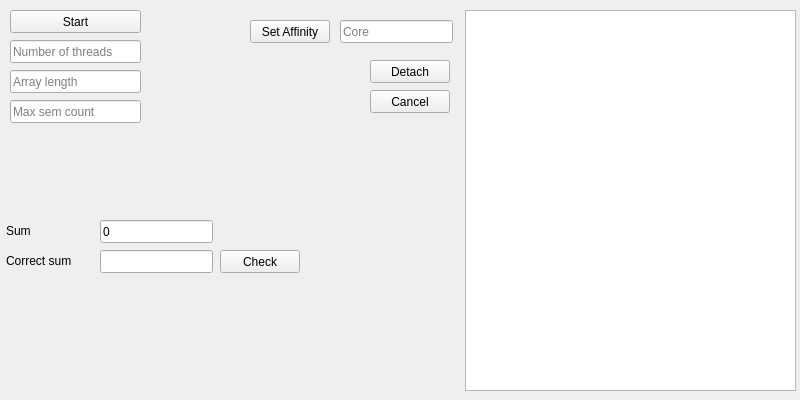
This is OS/lab6/lab6/mainwindow.ui in geekylthyosaur/lpnu as Qt 5 draws it before an edit. The edited form follows.
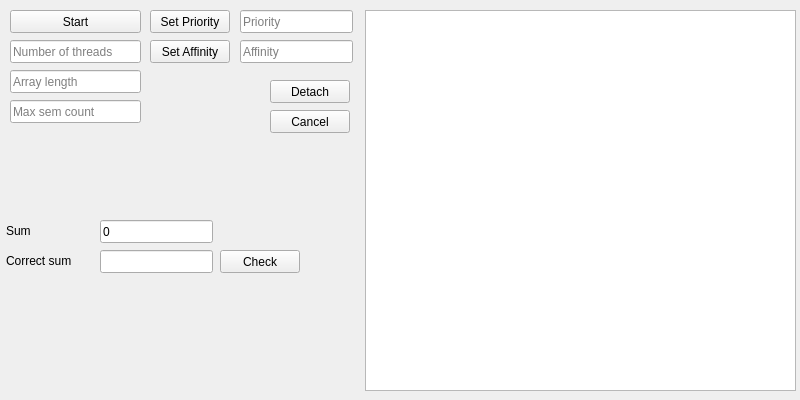
This is the edited form.

```diff
--- a/OS/lab6/lab6/mainwindow.ui
+++ b/OS/lab6/lab6/mainwindow.ui
@@ -155,9 +155,9 @@
    <widget class="QTableWidget" name="tableWidget">
     <property name="geometry">
      <rect>
-      <x>465</x>
+      <x>365</x>
       <y>10</y>
-      <width>331</width>
+      <width>431</width>
       <height>381</height>
      </rect>
     </property>
@@ -177,34 +177,34 @@
    <widget class="QLineEdit" name="leCore">
     <property name="geometry">
      <rect>
-      <x>340</x>
-      <y>20</y>
+      <x>240</x>
+      <y>10</y>
       <width>113</width>
       <height>23</height>
      </rect>
     </property>
     <property name="placeholderText">
-     <string>Core</string>
+     <string>Priority</string>
     </property>
    </widget>
-   <widget class="QPushButton" name="bSetAffinity">
+   <widget class="QPushButton" name="bSetPriority">
     <property name="geometry">
      <rect>
-      <x>250</x>
-      <y>20</y>
+      <x>150</x>
+      <y>10</y>
       <width>80</width>
       <height>23</height>
      </rect>
     </property>
     <property name="text">
-     <string>Set Affinity</string>
+     <string>Set Priority</string>
     </property>
    </widget>
    <widget class="QPushButton" name="bDetach">
     <property name="geometry">
      <rect>
-      <x>370</x>
-      <y>60</y>
+      <x>270</x>
+      <y>80</y>
       <width>80</width>
       <height>23</height>
      </rect>
@@ -216,8 +216,8 @@
    <widget class="QPushButton" name="bCancel">
     <property name="geometry">
      <rect>
-      <x>370</x>
-      <y>90</y>
+      <x>270</x>
+      <y>110</y>
       <width>80</width>
       <height>23</height>
      </rect>
@@ -226,6 +226,32 @@
      <string>Cancel</string>
     </property>
    </widget>
+   <widget class="QPushButton" name="bSetAffinity">
+    <property name="geometry">
+     <rect>
+      <x>150</x>
+      <y>40</y>
+      <width>80</width>
+      <height>23</height>
+     </rect>
+    </property>
+    <property name="text">
+     <string>Set Affinity</string>
+    </property>
+   </widget>
+   <widget class="QLineEdit" name="leAffinity">
+    <property name="geometry">
+     <rect>
+      <x>240</x>
+      <y>40</y>
+      <width>113</width>
+      <height>23</height>
+     </rect>
+    </property>
+    <property name="placeholderText">
+     <string>Affinity</string>
+    </property>
+   </widget>
   </widget>
  </widget>
  <resources/>
```
Left out of the diff: 2 changed lines with no effect on the pictures.
